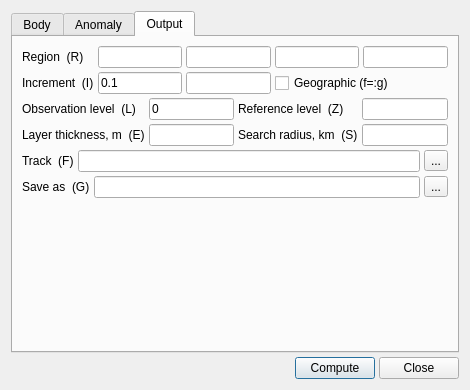
The window that deps/ui/gravmag3d_dialog.ui (GenericMappingTools/InteractiveGMT) describes before a commit, drawn with Qt 5.
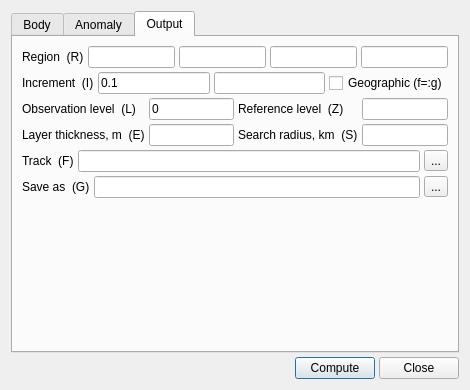
The same window after the commit. The open tabs and pages were chosen to show the change.

The edit to the form file:
```diff
--- a/deps/ui/gravmag3d_dialog.ui
+++ b/deps/ui/gravmag3d_dialog.ui
@@ -463,14 +463,19 @@
            </property>
           </widget>
          </item>
-         <item row="1" column="0">
+        </layout>
+       </item>
+
+       <item>
+        <layout class="QGridLayout" name="gridLayout_inc">
+         <item row="0" column="0">
           <widget class="QLabel" name="lbl_inc">
            <property name="text">
             <string>Increment  (I)</string>
            </property>
           </widget>
          </item>
-         <item row="1" column="1">
+         <item row="0" column="1">
           <widget class="QLineEdit" name="le_xinc">
            <property name="text">
             <string>0.1</string>
@@ -480,14 +485,14 @@
            </property>
           </widget>
          </item>
-         <item row="1" column="2">
+         <item row="0" column="2">
           <widget class="QLineEdit" name="le_yinc">
            <property name="toolTip">
             <string>y_inc — leave empty to reuse x_inc</string>
            </property>
           </widget>
          </item>
-         <item row="1" column="3" colspan="2">
+         <item row="0" column="3" colspan="2">
           <widget class="QCheckBox" name="chk_geog">
            <property name="text">
             <string>Geographic (f=:g)</string>
```
